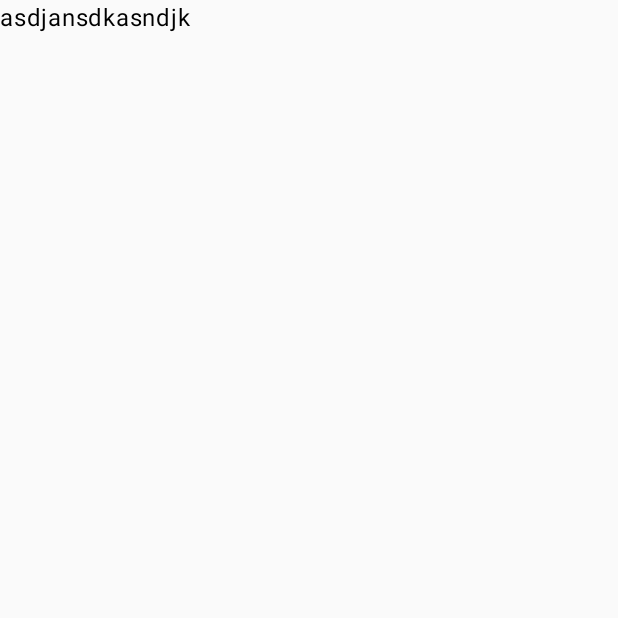
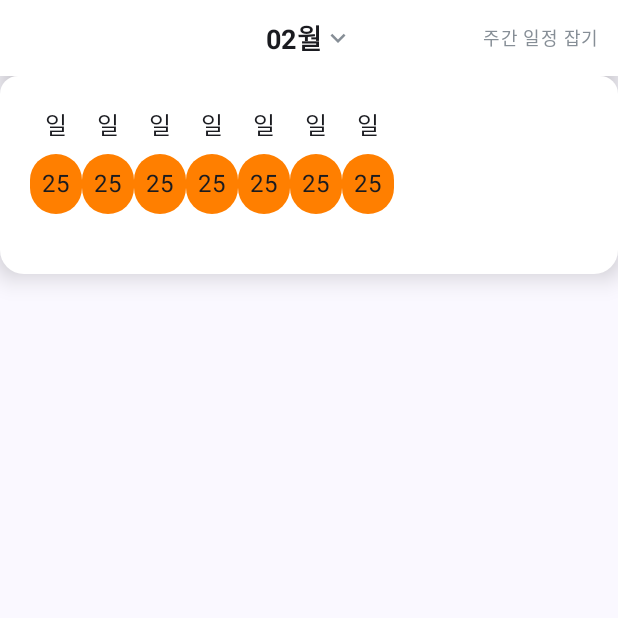
Before and after one commit to Ojongseok/Compose_Calendar_Practice, an Android app built with Jetpack Compose: the screen it shows after launch (MainActivity), on a phone screen of 412 x 824 dp, the top half of it. Before the commit the part shown is almost empty. Run offline under Robolectric (Android 15) with nearby library versions, the phone set to English and light mode, and no system bars.

Commit message:
Card elevation 및 Animation 적용 완료

```diff
--- /dev/null
+++ b/app/src/main/java/com/example/mildfistassignment/CalendarHorizontalItem.kt
@@ -0,0 +1,57 @@
+package com.example.mildfistassignment
+
+import androidx.compose.foundation.background
+import androidx.compose.foundation.layout.Box
+import androidx.compose.foundation.layout.Column
+import androidx.compose.foundation.layout.Row
+import androidx.compose.foundation.layout.Spacer
+import androidx.compose.foundation.layout.aspectRatio
+import androidx.compose.foundation.layout.padding
+import androidx.compose.foundation.layout.size
+import androidx.compose.foundation.lazy.LazyListScope
+import androidx.compose.foundation.lazy.LazyListState
+import androidx.compose.foundation.shape.CircleShape
+import androidx.compose.material3.Text
+import androidx.compose.runtime.Composable
+import androidx.compose.ui.Alignment
+import androidx.compose.ui.Modifier
+import androidx.compose.ui.draw.clip
+import androidx.compose.ui.draw.drawBehind
+import androidx.compose.ui.tooling.preview.Preview
+import androidx.compose.ui.unit.dp
+import com.example.mildfistassignment.ui.theme.Orange
+
+@Composable
+fun CalendarHorizontalItem(
+    modifier: Modifier = Modifier
+) {
+    Column(
+        modifier = modifier,
+        horizontalAlignment = Alignment.CenterHorizontally
+    ) {
+        Text(
+            text = "일"
+        )
+        Spacer(modifier = Modifier.size(8.dp))
+
+        Box(
+            modifier = Modifier
+                .background(
+                    color = Orange,
+                    shape = CircleShape
+                )
+                .padding(8.dp),
+            contentAlignment = Alignment.Center
+        ) {
+            Text(
+                text = "25"
+            )
+        }
+    }
+}
+
+@Preview(showBackground = true)
+@Composable
+fun CalendarHorizontalItemPreview() {
+    CalendarHorizontalItem()
+}
--- a/app/src/main/java/com/example/mildfistassignment/CalendarScreen.kt
+++ b/app/src/main/java/com/example/mildfistassignment/CalendarScreen.kt
@@ -1,11 +1,135 @@
 package com.example.mildfistassignment
 
+import android.annotation.SuppressLint
+import androidx.compose.animation.animateContentSize
+import androidx.compose.animation.core.LinearOutSlowInEasing
+import androidx.compose.animation.core.Spring
+import androidx.compose.animation.core.animateDpAsState
+import androidx.compose.animation.core.spring
+import androidx.compose.animation.core.tween
+import androidx.compose.foundation.background
+import androidx.compose.foundation.layout.Column
+import androidx.compose.foundation.layout.Spacer
+import androidx.compose.foundation.layout.fillMaxSize
+import androidx.compose.foundation.layout.fillMaxWidth
+import androidx.compose.foundation.layout.height
+import androidx.compose.foundation.layout.padding
+import androidx.compose.foundation.layout.size
+import androidx.compose.foundation.layout.wrapContentHeight
+import androidx.compose.foundation.lazy.LazyRow
+import androidx.compose.foundation.lazy.items
+import androidx.compose.foundation.shape.RoundedCornerShape
+import androidx.compose.material3.Card
+import androidx.compose.material3.CardColors
+import androidx.compose.material3.CardDefaults
+import androidx.compose.material3.CardElevation
+import androidx.compose.material3.ElevatedCard
+import androidx.compose.material3.ExperimentalMaterial3Api
+import androidx.compose.material3.Scaffold
+import androidx.compose.material3.Surface
 import androidx.compose.material3.Text
 import androidx.compose.runtime.Composable
+import androidx.compose.runtime.getValue
+import androidx.compose.runtime.mutableStateOf
+import androidx.compose.runtime.remember
+import androidx.compose.runtime.setValue
+import androidx.compose.ui.Alignment
+import androidx.compose.ui.Modifier
+import androidx.compose.ui.draw.shadow
+import androidx.compose.ui.graphics.Color
+import androidx.compose.ui.tooling.preview.Preview
+import androidx.compose.ui.unit.dp
+import com.example.mildfistassignment.ui.theme.White
 
+@OptIn(ExperimentalMaterial3Api::class)
 @Composable
 fun CalendarScreen(
+    modifier: Modifier = Modifier
+) {
+    var isExpanded by remember { mutableStateOf(false) }
 
-) {
-    Text(text = "asdjansdkasndjk")
+    val dateList = listOf(
+        Date("월","1"),
+        Date("화","2"),
+        Date("수","3"),
+        Date("목","4"),
+        Date("금","5"),
+        Date("토","6"),
+        Date("일","7"),
+    )
+
+    Scaffold(
+        modifier = modifier
+            .fillMaxSize(),
+        topBar = {
+            MainTopBar(
+                onClickExpandButton = {
+                    isExpanded = !isExpanded
+                }
+            )
+        }
+    ) { paddingValues ->
+        ElevatedCard(
+            modifier = modifier
+                .fillMaxWidth()
+                .shadow(
+                    elevation = 10.dp,
+                    shape = RoundedCornerShape(bottomStart = 16.dp, bottomEnd = 16.dp)
+                )
+                .padding(paddingValues),
+            colors = CardDefaults.elevatedCardColors(containerColor = White),
+        ) {
+            Column(
+                modifier = modifier
+                    .padding(20.dp)
+                    .animateContentSize(
+                        animationSpec = spring(
+                            dampingRatio = Spring.DampingRatioNoBouncy,
+                            stiffness = Spring.StiffnessLow
+                        )
+                    )
+            ) {
+                LazyRow(
+                    modifier = modifier
+                        .fillMaxWidth(),
+                    verticalAlignment = Alignment.CenterVertically
+                ) {
+                    if (isExpanded) {
+                        item {
+                            CalendarHorizontalToday()
+                            Spacer(modifier = Modifier.size(4.dp))
+                        }
+                    }
+
+                    items(items = dateList) {
+                        CalendarHorizontalItem(
+                            modifier = modifier
+                                .weight(1f)
+//                            .fillParentMaxWidth()
+                        )
+                    }
+                }
+                Spacer(modifier = Modifier.size(20.dp))
+
+                if (isExpanded) {
+                    Text(
+                        text = "asdasd\ndsaddasdasdasdsada\ngnfngfgfngffg\nfgngf"
+                    )
+                }
+            }
+
+        }
+
+    }
 }
+
+data class Date(
+    val day: String,
+    val date: String
+)
+
+@Preview(showBackground = true)
+@Composable
+fun CalendarScreenPreview() {
+    CalendarScreen()
+}
--- /dev/null
+++ b/app/src/main/java/com/example/mildfistassignment/MainTopBar.kt
@@ -0,0 +1,98 @@
+package com.example.mildfistassignment
+
+import androidx.compose.foundation.background
+import androidx.compose.foundation.clickable
+import androidx.compose.foundation.interaction.MutableInteractionSource
+import androidx.compose.foundation.layout.Box
+import androidx.compose.foundation.layout.Column
+import androidx.compose.foundation.layout.Row
+import androidx.compose.foundation.layout.Spacer
+import androidx.compose.foundation.layout.fillMaxWidth
+import androidx.compose.foundation.layout.padding
+import androidx.compose.foundation.layout.size
+import androidx.compose.material.icons.Icons
+import androidx.compose.material.icons.filled.KeyboardArrowDown
+import androidx.compose.material.icons.filled.KeyboardArrowLeft
+import androidx.compose.material3.Icon
+import androidx.compose.material3.MaterialTheme
+import androidx.compose.material3.Text
+import androidx.compose.runtime.Composable
+import androidx.compose.runtime.remember
+import androidx.compose.ui.Alignment
+import androidx.compose.ui.Modifier
+import androidx.compose.ui.text.font.FontWeight
+import androidx.compose.ui.tooling.preview.Preview
+import androidx.compose.ui.unit.dp
+import androidx.compose.ui.unit.sp
+import com.example.mildfistassignment.ui.theme.Gray
+import com.example.mildfistassignment.ui.theme.White
+
+@Composable
+fun MainTopBar(
+    modifier: Modifier = Modifier,
+    onClickExpandButton: () -> Unit = {},
+    enableBackButton: Boolean = false,
+    onClickBackButton: () -> Unit = {}
+) {
+    Box(
+        modifier = modifier
+            .fillMaxWidth()
+            .background(color = White)
+            .padding(all = 12.dp)
+    ) {
+        if (enableBackButton) {
+            Icon(
+                modifier = modifier
+                    .align(Alignment.CenterStart)
+                    .clickable(
+                        interactionSource = remember { MutableInteractionSource() },
+                        indication = null,
+                        onClick = onClickBackButton
+                    ),
+                imageVector = Icons.Default.KeyboardArrowLeft,
+                contentDescription = null
+            )
+        }
+        Row(
+            modifier = modifier
+                .align(Alignment.Center),
+            verticalAlignment = Alignment.CenterVertically
+        ) {
+            Text(
+                text = "02월",
+                style = MaterialTheme.typography.titleMedium,
+                fontWeight = FontWeight.Bold,
+                fontSize = 18.sp
+            )
+            Icon(
+                modifier = modifier
+                    .size(20.dp),
+                imageVector = Icons.Default.KeyboardArrowDown,
+                contentDescription = null,
+                tint = Gray
+            )
+        }
+        Text(
+            modifier = modifier
+                .align(Alignment.CenterEnd)
+                .clickable(
+                    interactionSource = remember { MutableInteractionSource() },
+                    indication = null,
+                    onClick = onClickExpandButton
+                ),
+            text = "주간 일정 잡기",
+            color = Gray,
+            fontSize = 12.sp
+        )
+    }
+}
+
+@Preview(showBackground = true)
+@Composable
+fun MainTopBarPreview() {
+    Column {
+        MainTopBar(enableBackButton = false)
+        Spacer(modifier = Modifier.size(12.dp))
+        MainTopBar(enableBackButton = true)
+    }
+}
--- a/app/src/main/java/com/example/mildfistassignment/ui/theme/Color.kt
+++ b/app/src/main/java/com/example/mildfistassignment/ui/theme/Color.kt
@@ -9,3 +9,8 @@ val Pink80 = Color(0xFFEFB8C8)
 val Purple40 = Color(0xFF6650a4)
 val PurpleGrey40 = Color(0xFF625b71)
 val Pink40 = Color(0xFF7D5260)
+
+val White = Color(0xFFFFFFFF)
+val Black = Color(0xFF000000)
+val Orange = Color(0xFFFF7F00)
+val Gray = Color(0xFF868E96)
```
Also changed, not shown: app/src/main/java/com/example/mildfistassignment/CalendarHorizontalToday.kt (added, +56 -0 lines).
